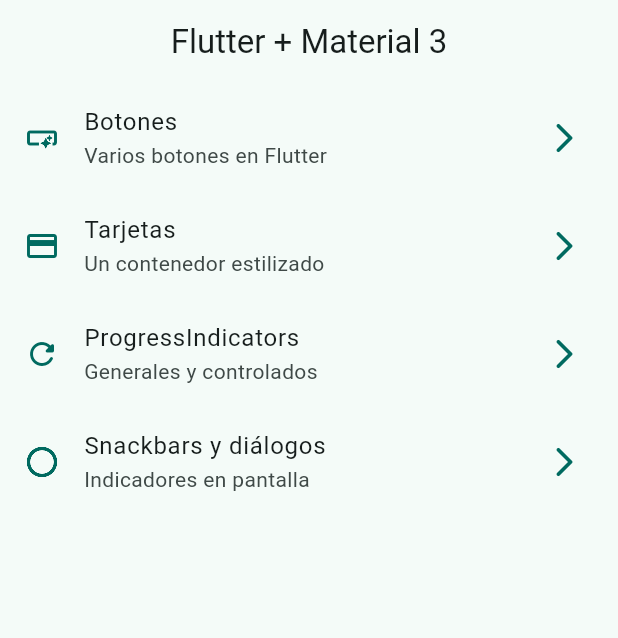
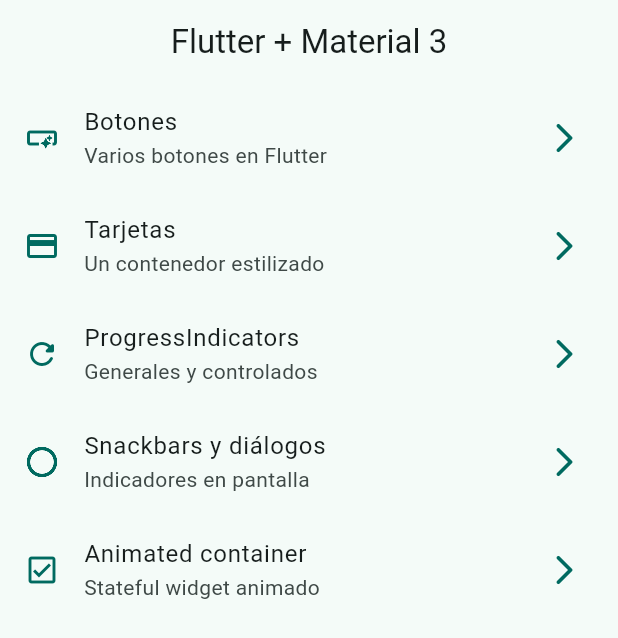
Before and after one commit to 720Cesar/flutter_widgets_app, a Flutter app: the screen it shows after launch, on a phone screen of 412 x 824 dp. Shown: the top 638 px of the screen. Run offline on Flutter 3.47's test engine with Material 3 defaults, Android fonts, the phone set to English and light mode, and no system bars; our stand-ins replace go_router.

Commit message:
animated container terminado

```diff
--- a/lib/config/menu/menu_items.dart
+++ b/lib/config/menu/menu_items.dart
@@ -40,12 +40,17 @@ const appMenuItems = <MenuItems>[
     link: "/progress",
     icon: Icons.refresh_rounded,
   ),
-   MenuItems(
+  MenuItems(
     title: "Snackbars y diálogos",
     subTitle: "Indicadores en pantalla",
     link: "/snackbars",
     icon: Icons.info_outline_sharp,
   ),
-
+  MenuItems(
+    title: "Animated container",
+    subTitle: "Stateful widget animado",
+    link: "/animated",
+    icon: Icons.check_box_outlined,
+  ),
 
 ];
--- a/lib/config/router/app_router.dart
+++ b/lib/config/router/app_router.dart
@@ -34,5 +34,10 @@ final appRouter = GoRouter(
       name: SnackbarScreen.name,
       builder: (context, state) => const SnackbarScreen(),
     ),
+    GoRoute(
+      path: "/animated",
+      name: AnimatedScreen.name,
+      builder: (context, state) => const AnimatedScreen(),
+    ),
   ],
 );
```
Also changed, not shown: lib/presentation/screens/animated/animated_screen.dart (+55 -2 lines).
